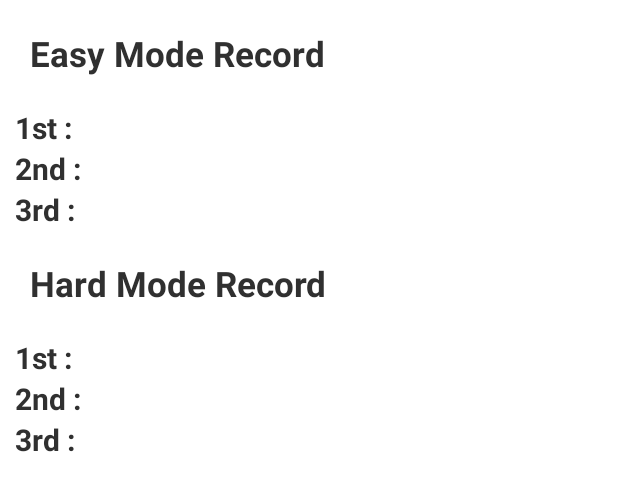
After one commit to yjinpark1221/First-App, an Android app: the layout scoreboard.xml on its own in the app's theme, with its tools: preview values and no code run, on a phone screen of 412 x 824 dp. The commit adds this screen. Shown: the top 491 px of the screen. Run offline under Robolectric (Android 15) with nearby library versions, the phone set to English and light mode, and no system bars.

Commit message:
add scoreboard

```diff
--- /dev/null
+++ b/app/src/main/res/layout/scoreboard.xml
@@ -0,0 +1,170 @@
+<?xml version="1.0" encoding="utf-8"?>
+<LinearLayout xmlns:android="http://schemas.android.com/apk/res/android"
+    android:layout_width="match_parent"
+    android:layout_height="match_parent"
+    android:orientation="vertical">
+
+    <TextView
+        android:layout_width="wrap_content"
+        android:layout_height="wrap_content"
+        android:textSize="23sp"
+        android:layout_margin="20dp"
+        android:textStyle="bold"
+        android:text="Easy Mode Record" />
+
+    <LinearLayout
+        android:layout_width="match_parent"
+        android:layout_height="wrap_content"
+        android:layout_marginLeft="10dp"
+        android:orientation="horizontal">
+        <LinearLayout
+            android:layout_width="wrap_content"
+            android:layout_height="wrap_content"
+            android:orientation="vertical">
+            <TextView
+                android:layout_width="wrap_content"
+                android:layout_height="wrap_content"
+                android:textSize="20sp"
+                android:textStyle="bold"
+                android:text="1st : " />
+            <TextView
+                android:layout_width="wrap_content"
+                android:layout_height="wrap_content"
+                android:textSize="20sp"
+                android:textStyle="bold"
+                android:text="2nd : " />
+            <TextView
+                android:layout_width="wrap_content"
+                android:layout_height="wrap_content"
+                android:textSize="20sp"
+                android:textStyle="bold"
+                android:text="3rd : " />
+        </LinearLayout>
+        <LinearLayout
+            android:layout_width="wrap_content"
+            android:layout_height="wrap_content"
+            android:orientation="vertical">
+            <TextView
+                android:id="@+id/easy1user"
+                android:layout_width="wrap_content"
+                android:layout_height="wrap_content"
+                android:textSize="20sp"
+                />
+            <TextView
+                android:id="@+id/easy2user"
+                android:layout_width="wrap_content"
+                android:layout_height="wrap_content"
+                android:textSize="20sp"
+                />
+            <TextView
+                android:id="@+id/easy3user"
+                android:layout_width="wrap_content"
+                android:layout_height="wrap_content"
+                android:textSize="20sp"
+                />
+        </LinearLayout>
+        <LinearLayout
+            android:layout_width="wrap_content"
+            android:layout_height="wrap_content"
+            android:orientation="vertical">
+            <TextView
+                android:id="@+id/easy1time"
+                android:layout_width="wrap_content"
+                android:layout_height="wrap_content"
+                android:textSize="20sp"
+                />
+            <TextView
+                android:id="@+id/easy2time"
+                android:layout_width="wrap_content"
+                android:layout_height="wrap_content"
+                android:textSize="20sp"
+                />
+            <TextView
+                android:id="@+id/easy3time"
+                android:layout_width="wrap_content"
+                android:layout_height="wrap_content"
+                android:textSize="20sp"
+                />
+        </LinearLayout>
+    </LinearLayout>
+
+
+    <TextView
+        android:layout_width="wrap_content"
+        android:layout_height="wrap_content"
+        android:textSize="23sp"
+        android:layout_margin="20dp"
+        android:textStyle="bold"
+        android:text="Hard Mode Record" />
+
+    <LinearLayout
+        android:layout_width="match_parent"
+        android:layout_height="wrap_content"
+        android:orientation="horizontal"
+        android:layout_marginLeft="10dp"
+        >
+        <LinearLayout
+            android:layout_width="wrap_content"
+            android:layout_height="wrap_content"
+            android:orientation="vertical">
+            <TextView
+                android:layout_width="wrap_content"
+                android:layout_height="wrap_content"
+                android:textSize="20sp"
+                android:textStyle="bold"
+                android:text="1st : " />
+            <TextView
+                android:layout_width="wrap_content"
+                android:layout_height="wrap_content"
+                android:textSize="20sp"
+                android:textStyle="bold"
+                android:text="2nd : " />
+            <TextView
+                android:layout_width="wrap_content"
+                android:layout_height="wrap_content"
+                android:textSize="20sp"
+                android:textStyle="bold"
+                android:text="3rd : " />
+        </LinearLayout>
+        <LinearLayout
+            android:layout_width="wrap_content"
+            android:layout_height="wrap_content"
+            android:orientation="vertical">
+            <TextView
+                android:id="@+id/hard1user"
+                android:layout_width="wrap_content"
+                android:layout_height="wrap_content"
+                android:textSize="20sp" />
+            <TextView
+                android:id="@+id/hard2user"
+                android:layout_width="wrap_content"
+                android:layout_height="wrap_content"
+                android:textSize="20sp" />
+            <TextView
+                android:id="@+id/hard3user"
+                android:layout_width="wrap_content"
+                android:layout_height="wrap_content"
+                android:textSize="20sp" />
+        </LinearLayout>
+        <LinearLayout
+            android:layout_width="wrap_content"
+            android:layout_height="wrap_content"
+            android:orientation="vertical">
+            <TextView
+                android:id="@+id/hard1time"
+                android:layout_width="wrap_content"
+                android:layout_height="wrap_content"
+                android:textSize="20sp" />
+            <TextView
+                android:id="@+id/hard2time"
+                android:layout_width="wrap_content"
+                android:layout_height="wrap_content"
+                android:textSize="20sp" />
+            <TextView
+                android:id="@+id/hard3time"
+                android:layout_width="wrap_content"
+                android:layout_height="wrap_content"
+                android:textSize="20sp" />
+        </LinearLayout>
+    </LinearLayout>
+</LinearLayout>
```
Also changed, not shown: app/src/main/java/com/example/firstapp/ui/minesweeper/MinesweeperFragment.kt (+132 -29 lines), app/src/main/res/layout/fragment_minesweeper.xml (+10 -0 lines).
